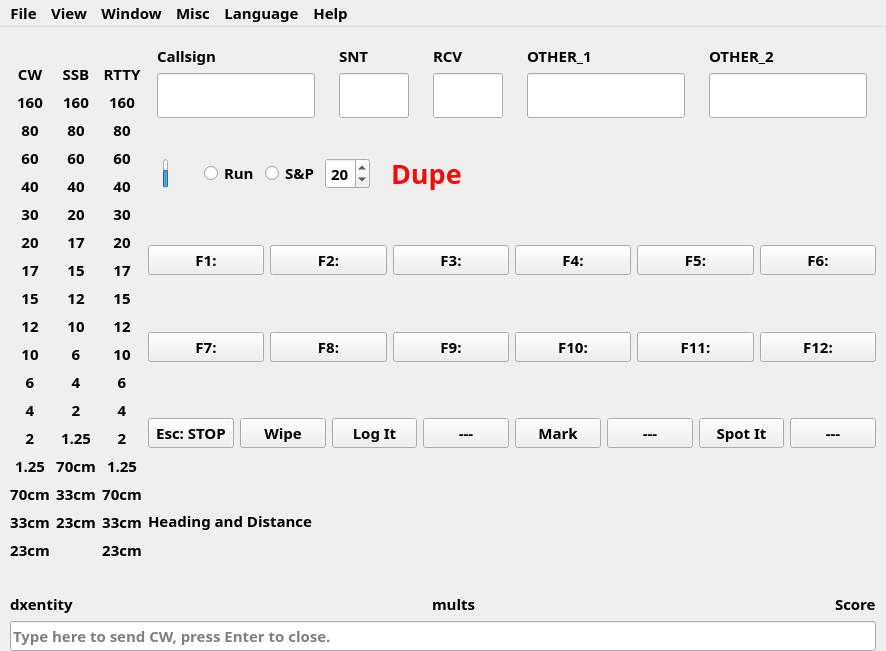
First picture: the form in not1mm/data/main.ui, repository mbridak/not1mm, before the edit.
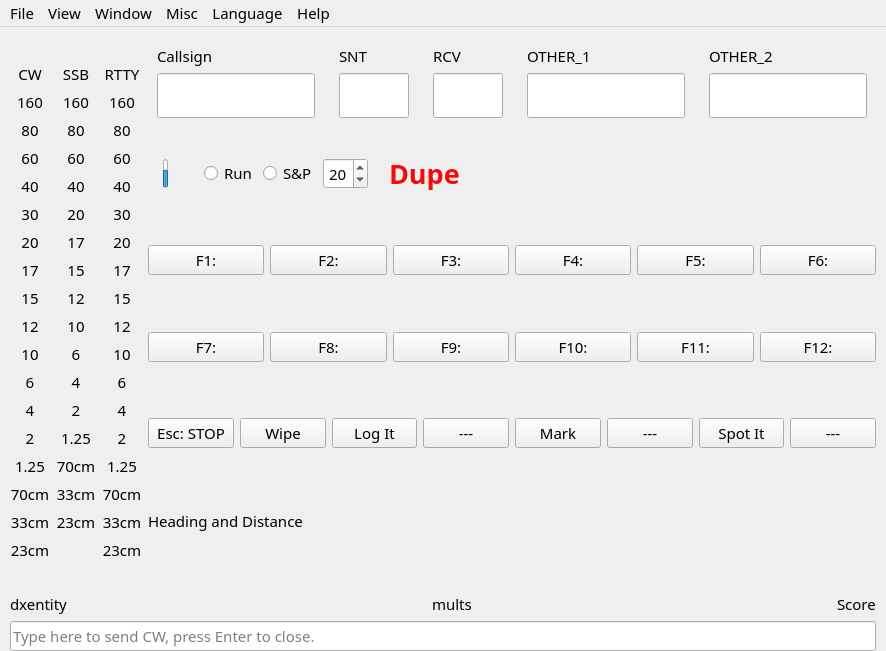
Second picture: the form after the edit. Icons and pictures are not drawn.

Commit message: @mbridak Fix: light mode band indicators. Refactor font weight.

What changed in the file:
```diff
--- a/not1mm/data/main.ui
+++ b/not1mm/data/main.ui
@@ -23,7 +23,6 @@
    <font>
     <family>JetBrains Mono</family>
     <pointsize>11</pointsize>
-    <weight>100</weight>
    </font>
   </property>
   <property name="focusPolicy">
@@ -1073,7 +1072,6 @@
                <font>
                 <family>JetBrains Mono</family>
                 <pointsize>11</pointsize>
-                <weight>100</weight>
                </font>
               </property>
               <property name="text">
@@ -1533,8 +1531,6 @@
     <property name="font">
      <font>
       <family>JetBrains Mono</family>
-      <pointsize>11</pointsize>
-      <weight>100</weight>
      </font>
     </property>
     <property name="title">
```
Left out of the diff: 48 changed lines with no effect on the pictures. The commit also changes 12 other files.
